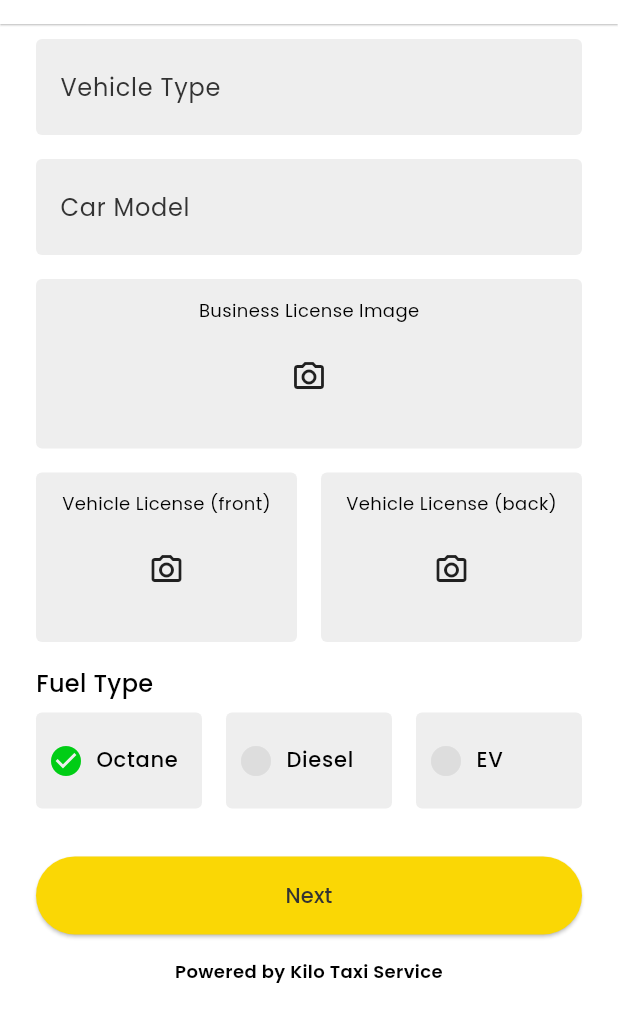
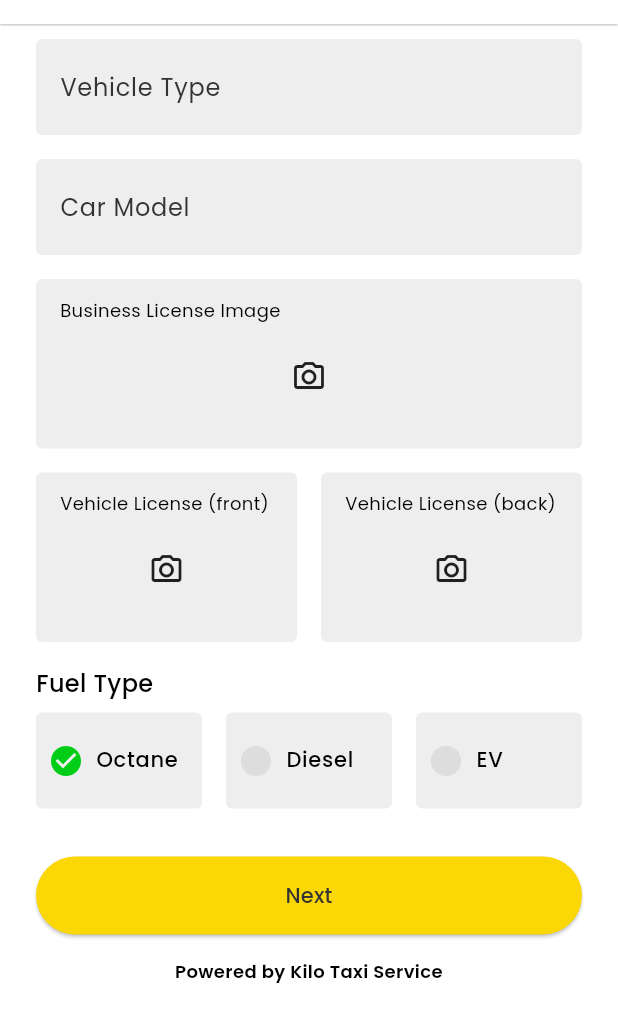
Before and after one commit to InnoScript-Co-Ltd/kilo_taxi_driver_app, a Flutter app: the RegisterView screen opened directly, scrolled down 576 dp, after a tap on "Next", on a phone screen of 412 x 824 dp, the part 216-1236 px from its top. Run offline on Flutter 3.47's test engine with Material 3 defaults, Android fonts, the light colour scheme and no system bars; our stand-ins replace flutter_bloc.

Commit message:
reistration ui

```diff
--- a/lib/theme/resource/colors.dart
+++ b/lib/theme/resource/colors.dart
@@ -7,6 +7,7 @@ const WHITE_COLOR = Color(0xFFFFFFFF);
 const GREY_COLOR = Color(0xFFDDDDDD);
 const INFO_COLOR = Color(0xFF1D77FF);
 const SUCCESS_COLOR = Color(0xFF00CD15);
+const INDIGO_COLOR = Color(0xFF5470F2);
 
 const MaterialColor PRIMARY_COLOR_MATERIAL = MaterialColor(
   0xFFFAD705,
--- a/lib/views/register_view.dart
+++ b/lib/views/register_view.dart
@@ -1,6 +1,7 @@
 import 'package:flutter/material.dart';
 import 'package:kilo_driver_app/theme/resource/colors.dart';
 import 'package:kilo_driver_app/views/registration_pending_view.dart';
+import 'package:kilo_driver_app/views/registration_review_view.dart';
 import 'package:kilo_driver_app/views/widgets/dropdown_menu_widget.dart';
 import 'package:kilo_driver_app/views/widgets/image_picker_widget.dart';
 import 'package:kilo_driver_app/views/widgets/text_field_widget.dart';
@@ -75,7 +76,8 @@ class _RegisterViewState extends State<RegisterView> {
             } else {
               Navigator.push(
                 context,
-                MaterialPageRoute(builder: (context) => const RegistrationPendingView()),
+                MaterialPageRoute(
+                    builder: (context) => const RegistrationReviewView()),
               );
             }
           },
@@ -162,7 +164,7 @@ class AgreementInformation extends StatefulWidget {
 }
 
 class _AgreementInformationState extends State<AgreementInformation> {
-  bool agree = true;
+  bool agree = false;
   @override
   Widget build(BuildContext context) {
     return SingleChildScrollView(
@@ -179,7 +181,7 @@ class _AgreementInformationState extends State<AgreementInformation> {
             height: 16,
           ),
           const Text(
-            "(၁) ခရီးသည်နှင့် ဝန်ဆောင်မပေးသော အချိန်တွင် ကား လေအေးပေးစက်အား အသုံးပြုပေးနိုင်ပါသလား ?\n\n\n(၂) မိမိကားကို သန့်ရှင်းသပ်ရပ်စွာ ထိန်းသိမ်းပေးနိုင် ပါသလား ?\n\n\n(၃) ခရီးသည်နှင့် စိတ်ရှည်သည်းခံ ယဥ်ကျေးပြူငှာစွာဖြင့် အကောင်းမွန်ဆုံးဝန်ဆောင်မှုပေးနိုင်ပါသလား?\n\n\n(၄) ယာဥ်စည်းကမ်း/လမ်းစည်းကမ်းများကို သိရှိလိုက်နာ ပြီး ဥပဒေနှင့်ညီညွတ်စွာ မောင်းနှင်နိုင်ပါသလား?",
+            "(၁) ခရီးသည်နှင့် ဝန်ဆောင်မှုပေးသော အချိန်တွင် ကား လေအေးပေးစက်အား အသုံးပြုပေးနိုင်ပါသလား ?\n\n\n(၂) မိမိကားကို သန့်ရှင်းသပ်ရပ်စွာ ထိန်းသိမ်းပေးနိုင် ပါသလား ?\n\n\n(၃) ခရီးသည်နှင့် စိတ်ရှည်သည်းခံ ယဥ်ကျေးပြူငှာစွာဖြင့် အကောင်းမွန်ဆုံးဝန်ဆောင်မှုပေးနိုင်ပါသလား?\n\n\n(၄) ယာဥ်စည်းကမ်း/လမ်းစည်းကမ်းများကို သိရှိလိုက်နာ ပြီး ဥပဒေနှင့်ညီညွတ်စွာ မောင်းနှင်နိုင်ပါသလား?",
             style: TextStyle(
                 fontSize: 15, fontWeight: FontWeight.w400, color: TEXT_COLOR),
           ),
@@ -443,6 +445,40 @@ class _DriverInformationState extends State<DriverInformation> {
           const SizedBox(
             height: 16,
           ),
+          Center(
+            child: Stack(
+              children: [
+                Container(
+                  width: 122.0,
+                  height: 122.0,
+                  decoration: BoxDecoration(
+                    color: Colors.grey.shade200,
+                    shape: BoxShape.circle,
+                    border: Border.all(
+                      color: INDIGO_COLOR, // Stroke color
+                      width: 5, // Stroke width
+                    ),
+                  ),
+                ),
+                Positioned(
+                  bottom: 0,
+                  right: 0,
+                  child: Container(
+                    decoration: const BoxDecoration(
+                        shape: BoxShape.circle, color: Colors.white),
+                    child: const Icon(
+                      Icons.check_circle_rounded, // Success icon
+                      color: INDIGO_COLOR,
+                      size: 40.0, // Icon size
+                    ),
+                  ),
+                ),
+              ],
+            ),
+          ),
+          const SizedBox(
+            height: 16,
+          ),
           const TextFieldWidget(
             labelText: "Name",
             hintText: "Enter Driver Name",
--- a/lib/views/widgets/image_picker_widget.dart
+++ b/lib/views/widgets/image_picker_widget.dart
@@ -18,14 +18,17 @@ class ImagePickerWidget extends StatelessWidget {
           borderRadius: BorderRadius.circular(4.0), // Rounded corners
         ),
         child: Column(
+          crossAxisAlignment: CrossAxisAlignment.start,
           children: [
             Text(
               title,
               style: const TextStyle(fontSize: 12, fontWeight: FontWeight.w400),
             ),
-            const Padding(
-              padding: EdgeInsets.symmetric(vertical: 24.0),
-              child: Icon(Icons.camera_alt_outlined),
+            const Center(
+              child: Padding(
+                padding: EdgeInsets.symmetric(vertical: 24.0),
+                child: Icon(Icons.camera_alt_outlined),
+              ),
             )
           ],
         ),
```
Also changed, not shown: lib/views/login_view.dart (+10 -2 lines), lib/views/registration_review_view.dart (added, +260 -0 lines), lib/views/widgets/preview_content_widget.dart (added, +35 -0 lines), lib/views/widgets/preview_image_widget.dart (added, +33 -0 lines), assets/images/user_avatar.png (added).
